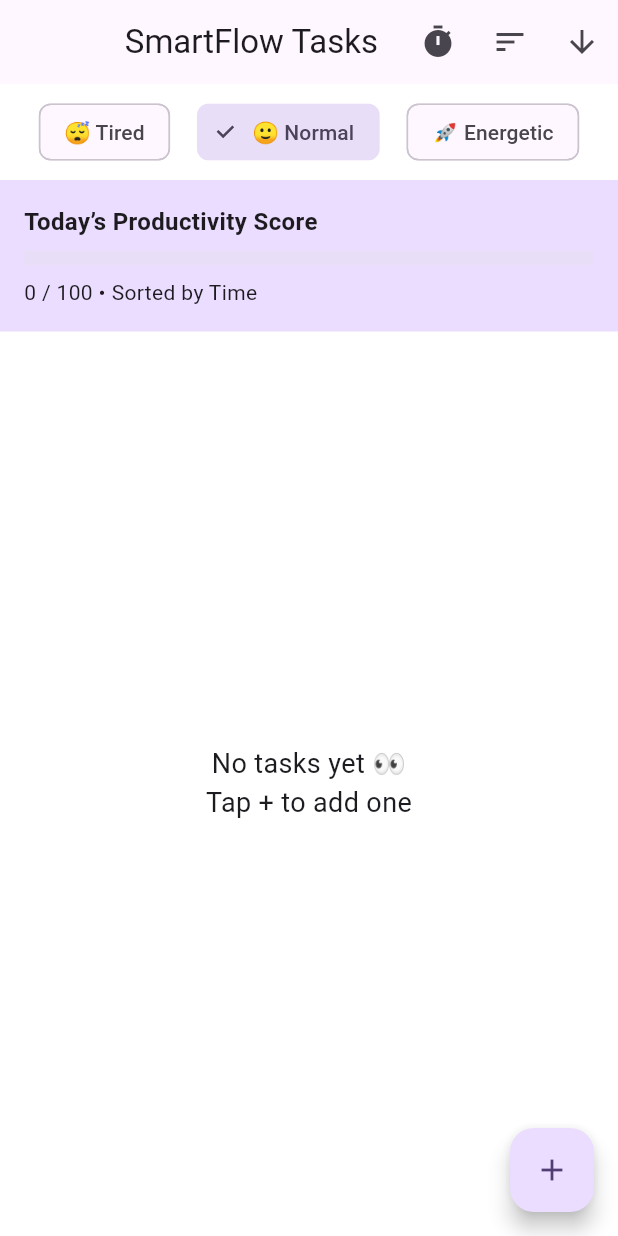
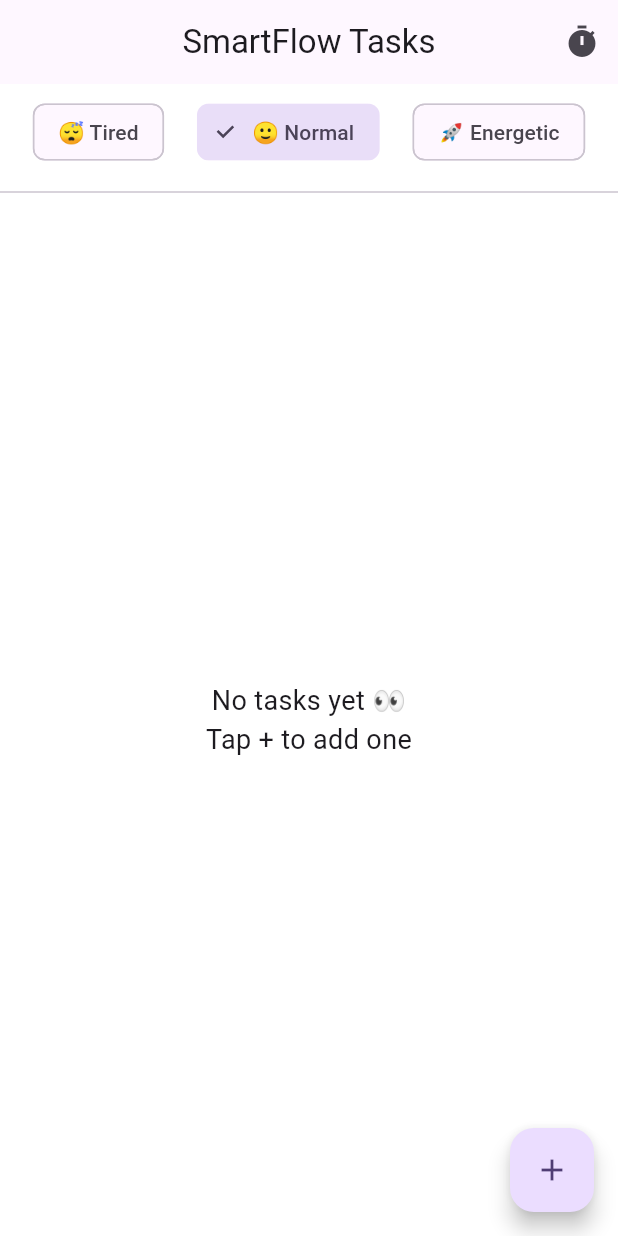
Before and after one commit to Abdul-samad-AI/smartflow_todo, a Flutter app: the screen it shows after launch, on a phone screen of 412 x 824 dp. Run offline on Flutter 3.47's test engine with Material 3 defaults, Android fonts, the phone set to English and light mode, and no system bars; our stand-ins replace flutter_local_notifications, flutter_riverpod, hive, hive_flutter; accounts and stored records are empty.

Commit message:
Reorder and highlight tasks based on user mood

```diff
--- a/lib/presentation/screens/task_list_screen.dart
+++ b/lib/presentation/screens/task_list_screen.dart
@@ -1,55 +1,19 @@
 import 'package:flutter/material.dart';
 import 'package:flutter_riverpod/flutter_riverpod.dart';
+
+import 'add_task_screen.dart';
 import 'focus_screen.dart';
-import 'add_task_screen.dart';
+
 import '../../data/models/task_model.dart';
 import '../../features/tasks/task_provider.dart';
-import '../../features/analytics/productivity_service.dart';
 import '../../features/analytics/mood_model.dart';
 import '../../features/analytics/mood_provider.dart';
-import '../../features/analytics/mood_suggestion_service.dart';
 
-enum SortType { time, priority, completed }
-
-class TaskListScreen extends ConsumerStatefulWidget {
+class TaskListScreen extends ConsumerWidget {
   const TaskListScreen({super.key});
 
-  @override
-  ConsumerState<TaskListScreen> createState() => _TaskListScreenState();
-}
-
-class _TaskListScreenState extends ConsumerState<TaskListScreen> {
-  SortType _currentSort = SortType.time;
-  bool _ascending = false;
-
-  // 🔹 Sorting logic (PURE UI LOGIC)
-  List<TaskModel> _sortedTasks(List<TaskModel> tasks) {
-    final sorted = List<TaskModel>.from(tasks);
-
-    switch (_currentSort) {
-      case SortType.time:
-        sorted.sort((a, b) => _ascending
-            ? a.createdAt.compareTo(b.createdAt)
-            : b.createdAt.compareTo(a.createdAt));
-        break;
-
-      case SortType.priority:
-        sorted.sort((a, b) => _ascending
-            ? a.priority.index.compareTo(b.priority.index)
-            : b.priority.index.compareTo(a.priority.index));
-        break;
-
-      case SortType.completed:
-        sorted.sort((a, b) => _ascending
-            ? a.isCompleted.toString().compareTo(b.isCompleted.toString())
-            : b.isCompleted.toString().compareTo(a.isCompleted.toString()));
-        break;
-    }
-
-    return sorted;
-  }
-
-  Color _priorityColor(TaskPriority priority) {
+  // 🎨 Priority text color (existing behavior)
+  Color _priorityTextColor(TaskPriority priority) {
     switch (priority) {
       case TaskPriority.high:
         return Colors.redAccent;
@@ -60,32 +24,56 @@ class _TaskListScreenState extends ConsumerState<TaskListScreen> {
     }
   }
 
-  String _sortLabel() {
-    switch (_currentSort) {
-      case SortType.time:
-        return 'Time';
-      case SortType.priority:
-        return 'Priority';
-      case SortType.completed:
-        return 'Completed';
+  // 🧠 Check if task matches current mood
+  bool _matchesMood(TaskModel task, UserMood mood) {
+    switch (mood) {
+      case UserMood.tired:
+        return task.priority == TaskPriority.low &&
+            task.difficulty == TaskDifficulty.easy;
+      case UserMood.normal:
+        return task.priority == TaskPriority.medium &&
+            task.difficulty == TaskDifficulty.normal;
+      case UserMood.energetic:
+        return task.priority == TaskPriority.high &&
+            task.difficulty == TaskDifficulty.hard;
     }
   }
 
+  // 🎨 Soft background highlight based on mood
+  Color _moodHighlightColor(UserMood mood, BuildContext context) {
+    switch (mood) {
+      case UserMood.tired:
+        return Colors.green.withOpacity(0.12);
+      case UserMood.normal:
+        return Colors.blue.withOpacity(0.12);
+      case UserMood.energetic:
+        return Colors.red.withOpacity(0.12);
+    }
+  }
+
+  // 🔁 Reorder tasks: matching mood tasks first
+  List<TaskModel> _reorderTasksByMood(
+    List<TaskModel> tasks,
+    UserMood mood,
+  ) {
+    final matching =
+        tasks.where((t) => _matchesMood(t, mood)).toList();
+    final others =
+        tasks.where((t) => !_matchesMood(t, mood)).toList();
+
+    return [...matching, ...others];
+  }
+
   @override
-  Widget build(BuildContext context) {
+  Widget build(BuildContext context, WidgetRef ref) {
+    final mood = ref.watch(moodProvider);
     final tasks = ref.watch(taskProvider);
-    final sortedTasks = _sortedTasks(tasks);
-    final score = ProductivityService.calculateDailyScore(tasks);
-    final mood = ref.watch(moodProvider);
-    final suggestedTasks = MoodSuggestionService.suggestTasks(
-       tasks: tasks,
-       mood: mood,
-     );
+
+    final reorderedTasks = _reorderTasksByMood(tasks, mood);
 
     return Scaffold(
       appBar: AppBar(
         title: const Text('SmartFlow Tasks'),
-
         actions: [
           IconButton(
             icon: const Icon(Icons.timer),
@@ -98,124 +86,47 @@ class _TaskListScreenState extends ConsumerState<TaskListScreen> {
               );
             },
           ),
-          PopupMenuButton<SortType>(
-            icon: const Icon(Icons.sort),
-            onSelected: (value) {
-              setState(() {
-                _currentSort = value;
-              });
-            },
-            itemBuilder: (context) => const [
-              PopupMenuItem(
-                value: SortType.time,
-                child: Text('Sort by Time'),
-              ),
-              PopupMenuItem(
-                value: SortType.priority,
-                child: Text('Sort by Priority'),
-              ),
-              PopupMenuItem(
-                value: SortType.completed,
-                child: Text('Sort by Completed'),
-              ),
         ],
       ),
-          IconButton(
-            icon: Icon(
-              _ascending ? Icons.arrow_upward : Icons.arrow_downward,
-            ),
-            onPressed: () {
-              setState(() {
-                _ascending = !_ascending;
-              });
-            },
-          ),
-        ],
-      ),
+
       body: Column(
         children: [
+          // 🙂 MOOD SELECTOR
           Padding(
-            padding: const EdgeInsets.all(8),
+            padding: const EdgeInsets.symmetric(vertical: 8),
             child: Row(
               mainAxisAlignment: MainAxisAlignment.spaceEvenly,
               children: [
                 ChoiceChip(
                   label: const Text('😴 Tired'),
                   selected: mood == UserMood.tired,
-                  onSelected: (_) =>
-                      ref.read(moodProvider.notifier).state = UserMood.tired,
+                  onSelected: (_) => ref
+                      .read(moodProvider.notifier)
+                      .state = UserMood.tired,
                 ),
                 ChoiceChip(
                   label: const Text('🙂 Normal'),
                   selected: mood == UserMood.normal,
-                  onSelected: (_) =>
-                      ref.read(moodProvider.notifier).state = UserMood.normal,
+                  onSelected: (_) => ref
+                      .read(moodProvider.notifier)
+                      .state = UserMood.normal,
                 ),
                 ChoiceChip(
                   label: const Text('🚀 Energetic'),
                   selected: mood == UserMood.energetic,
-                  onSelected: (_) =>
-                      ref.read(moodProvider.notifier).state = UserMood.energetic,
+                  onSelected: (_) => ref
+                      .read(moodProvider.notifier)
+                      .state = UserMood.energetic,
                 ),
               ],
             ),
           ),
 
-          // 🔹 Productivity Score
-          Container(
-            width: double.infinity,
-            padding: const EdgeInsets.all(16),
-            color: Theme.of(context).colorScheme.primaryContainer,
-            child: Column(
-              crossAxisAlignment: CrossAxisAlignment.start,
-              children: [
-                const Text(
-                  'Today’s Productivity Score',
-                  style: TextStyle(fontSize: 16, fontWeight: FontWeight.bold),
-                ),
-                const SizedBox(height: 8),
-                LinearProgressIndicator(
-                  value: score / 100,
-                  minHeight: 10,
-                ),
-                const SizedBox(height: 8),
-                Text(
-                  '$score / 100 • Sorted by ${_sortLabel()}',
-                  style: const TextStyle(fontSize: 14),
-                ),
-              ],
-            ),
-          ),
+          const Divider(),
 
-          if (suggestedTasks.isNotEmpty)
-            Padding(
-              padding: const EdgeInsets.all(8),
-              child: Column(
-                crossAxisAlignment: CrossAxisAlignment.start,
-                children: [
-                  const Text(
-                    'Suggested for you',
-                    style: TextStyle(fontSize: 16, fontWeight: FontWeight.bold),
-                  ),
-                  const SizedBox(height: 8),
-                  ...suggestedTasks.map(
-                    (task) => Card(
-                      child: ListTile(
-                        title: Text(task.title),
-                        subtitle: Text(
-                          '${task.priority.name.toUpperCase()} • ${task.difficulty.name.toUpperCase()}',
-                        ),
-                      ),
-                    ),
-                  ),
-                ],
-              ),
-            ),
-
-
-          // 🔹 Task List
+          // 📋 TASK LIST
           Expanded(
-            child: tasks.isEmpty
+            child: reorderedTasks.isEmpty
                 ? const Center(
                     child: Text(
                       'No tasks yet 👀\nTap + to add one',
@@ -224,10 +135,22 @@ class _TaskListScreenState extends ConsumerState<TaskListScreen> {
                     ),
                   )
                 : ListView.builder(
-                    itemCount: sortedTasks.length,
+                    itemCount: reorderedTasks.length,
                     itemBuilder: (context, index) {
-                      final task = sortedTasks[index];
-                      return ListTile(
+                      final task = reorderedTasks[index];
+                      final matchesMood =
+                          _matchesMood(task, mood);
+
+                      return Container(
+                        margin: const EdgeInsets.symmetric(
+                            horizontal: 8, vertical: 4),
+                        decoration: BoxDecoration(
+                          color: matchesMood
+                              ? _moodHighlightColor(mood, context)
+                              : Colors.transparent,
+                          borderRadius: BorderRadius.circular(12),
+                        ),
+                        child: ListTile(
                           leading: Checkbox(
                             value: task.isCompleted,
                             onChanged: (_) {
@@ -244,15 +167,11 @@ class _TaskListScreenState extends ConsumerState<TaskListScreen> {
                                   : TextDecoration.none,
                               color: task.isCompleted
                                   ? Colors.grey
-                                : _priorityColor(task.priority),
+                                  : _priorityTextColor(task.priority),
                             ),
                           ),
                           subtitle: Text(
                             '${task.priority.name.toUpperCase()} • ${task.difficulty.name.toUpperCase()}',
-                          style: TextStyle(
-                            decoration: task.isCompleted
-                                ? TextDecoration.lineThrough
-                                : TextDecoration.none,
                           ),
                         ),
                       );
@@ -261,6 +180,7 @@ class _TaskListScreenState extends ConsumerState<TaskListScreen> {
           ),
         ],
       ),
+
       floatingActionButton: FloatingActionButton(
         onPressed: () {
           Navigator.push(
```
Lines whose indentation alone changed are shown as unchanged.
